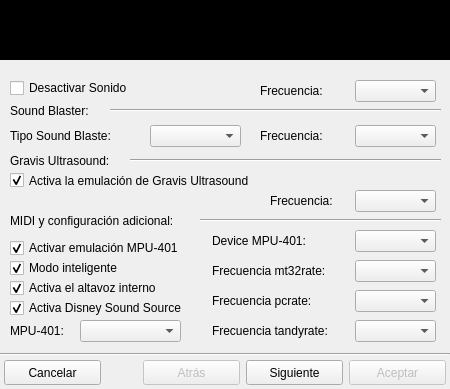
Old version of the form ui/dbxadd.ui in the repository Monthy/gr-lida.
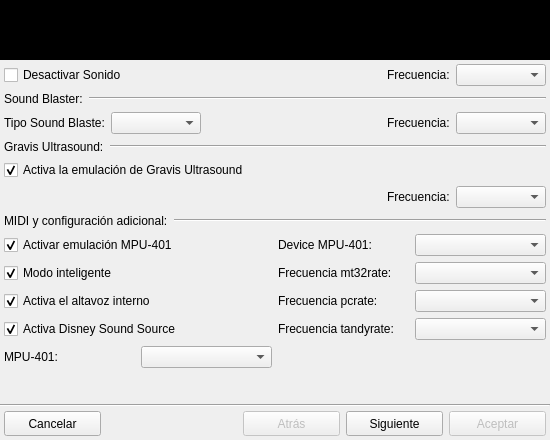
New version of the form. The open tabs and pages were chosen to show the change. Icons and pictures are not drawn.

Commit message: Corregido el ui del asistente del DOSBox al no mostrar bien el texto en otro sistema por el tamaño de fuente o del idioma.

The edit to the form file:
```diff
--- a/ui/dbxadd.ui
+++ b/ui/dbxadd.ui
@@ -5,22 +5,10 @@
    <rect>
     <x>0</x>
     <y>0</y>
-    <width>450</width>
-    <height>389</height>
+    <width>550</width>
+    <height>440</height>
    </rect>
   </property>
-  <property name="minimumSize" >
-   <size>
-    <width>450</width>
-    <height>389</height>
-   </size>
-  </property>
-  <property name="maximumSize" >
-   <size>
-    <width>450</width>
-    <height>389</height>
-   </size>
-  </property>
   <property name="windowTitle" >
    <string>Asistente del DOSBox</string>
   </property>
@@ -1054,414 +1042,391 @@
       </widget>
      </widget>
      <widget class="QWidget" name="page_4" >
-      <widget class="Line" name="line_4" >
-       <property name="geometry" >
-        <rect>
-         <x>200</x>
-         <y>150</y>
-         <width>241</width>
-         <height>20</height>
-        </rect>
+      <layout class="QVBoxLayout" name="verticalLayout_4" >
+       <property name="margin" >
+        <number>4</number>
        </property>
-       <property name="orientation" >
-        <enum>Qt::Horizontal</enum>
-       </property>
-      </widget>
-      <widget class="QComboBox" name="cbxDbx_gus_gusrate" >
-       <property name="geometry" >
-        <rect>
-         <x>355</x>
-         <y>130</y>
-         <width>81</width>
-         <height>22</height>
-        </rect>
-       </property>
-       <property name="currentIndex" >
-        <number>-1</number>
-       </property>
-      </widget>
-      <widget class="QCheckBox" name="chkDbx_gus_gus" >
-       <property name="geometry" >
-        <rect>
-         <x>10</x>
-         <y>110</y>
-         <width>341</width>
-         <height>21</height>
-        </rect>
-       </property>
+       <item>
+        <layout class="QGridLayout" name="gridLayout_9" >
+         <item row="0" column="0" >
+          <widget class="QCheckBox" name="chkDbx_mixer_nosound" >
        <property name="text" >
-        <string>Activa la emulación de Gravis Ultrasound</string>
+            <string>Desactivar Sonido</string>
        </property>
        <property name="checked" >
-        <bool>true</bool>
-       </property>
-      </widget>
-      <widget class="Line" name="line_3" >
-       <property name="geometry" >
-        <rect>
-         <x>130</x>
-         <y>90</y>
-         <width>311</width>
-         <height>20</height>
-        </rect>
-       </property>
-       <property name="orientation" >
-        <enum>Qt::Horizontal</enum>
-       </property>
-      </widget>
-      <widget class="QComboBox" name="cbxDbx_sblaster_sbtype" >
-       <property name="geometry" >
-        <rect>
-         <x>150</x>
-         <y>65</y>
-         <width>91</width>
-         <height>22</height>
-        </rect>
-       </property>
-       <property name="currentIndex" >
-        <number>-1</number>
-       </property>
-      </widget>
-      <widget class="QComboBox" name="cbxDbx_sblaster_oplrate" >
-       <property name="geometry" >
-        <rect>
-         <x>355</x>
-         <y>65</y>
-         <width>81</width>
-         <height>22</height>
-        </rect>
-       </property>
-       <property name="currentIndex" >
-        <number>-1</number>
-       </property>
-      </widget>
-      <widget class="Line" name="line_2" >
-       <property name="geometry" >
-        <rect>
-         <x>110</x>
-         <y>40</y>
-         <width>331</width>
-         <height>20</height>
-        </rect>
-       </property>
-       <property name="orientation" >
-        <enum>Qt::Horizontal</enum>
-       </property>
-      </widget>
-      <widget class="QComboBox" name="cbxDbx_mixer_rate" >
-       <property name="geometry" >
-        <rect>
-         <x>355</x>
-         <y>20</y>
-         <width>81</width>
-         <height>22</height>
-        </rect>
-       </property>
-       <property name="currentIndex" >
-        <number>-1</number>
-       </property>
-      </widget>
-      <widget class="QCheckBox" name="chkDbx_activar_mpu401" >
-       <property name="geometry" >
-        <rect>
-         <x>10</x>
-         <y>180</y>
-         <width>201</width>
-         <height>16</height>
-        </rect>
-       </property>
-       <property name="text" >
-        <string>Activar emulación MPU-401</string>
-       </property>
-       <property name="checked" >
-        <bool>true</bool>
-       </property>
-      </widget>
-      <widget class="QCheckBox" name="chkDbx_midi_intelligent" >
-       <property name="geometry" >
-        <rect>
-         <x>10</x>
-         <y>200</y>
-         <width>201</width>
-         <height>16</height>
-        </rect>
-       </property>
-       <property name="text" >
-        <string>Modo inteligente</string>
-       </property>
-       <property name="checked" >
-        <bool>true</bool>
-       </property>
-      </widget>
-      <widget class="QComboBox" name="cbxDbx_midi_device" >
-       <property name="geometry" >
-        <rect>
-         <x>355</x>
-         <y>170</y>
-         <width>81</width>
-         <height>22</height>
-        </rect>
-       </property>
-       <property name="currentIndex" >
-        <number>-1</number>
-       </property>
-      </widget>
-      <widget class="QComboBox" name="cbxDbx_midi_mt32rate" >
-       <property name="geometry" >
-        <rect>
-         <x>355</x>
-         <y>200</y>
-         <width>81</width>
-         <height>22</height>
-        </rect>
-       </property>
-       <property name="currentIndex" >
-        <number>-1</number>
-       </property>
-      </widget>
-      <widget class="QCheckBox" name="chkDbx_speaker_pcspeaker" >
-       <property name="geometry" >
-        <rect>
-         <x>10</x>
-         <y>220</y>
-         <width>201</width>
-         <height>16</height>
-        </rect>
-       </property>
-       <property name="text" >
-        <string>Activa el altavoz interno</string>
-       </property>
-       <property name="checked" >
-        <bool>true</bool>
-       </property>
-      </widget>
-      <widget class="QCheckBox" name="chkDbx_speaker_disney" >
-       <property name="geometry" >
-        <rect>
-         <x>10</x>
-         <y>240</y>
-         <width>201</width>
-         <height>16</height>
-        </rect>
-       </property>
-       <property name="text" >
-        <string>Activa Disney Sound Source</string>
-       </property>
-       <property name="checked" >
-        <bool>true</bool>
-       </property>
-      </widget>
-      <widget class="QComboBox" name="cbxDbx_speaker_pcrate" >
-       <property name="geometry" >
-        <rect>
-         <x>355</x>
-         <y>230</y>
-         <width>81</width>
-         <height>22</height>
-        </rect>
-       </property>
-       <property name="currentIndex" >
-        <number>-1</number>
-       </property>
-      </widget>
-      <widget class="QComboBox" name="cbxDbx_speaker_tandyrate" >
-       <property name="geometry" >
-        <rect>
-         <x>355</x>
-         <y>260</y>
-         <width>81</width>
-         <height>22</height>
-        </rect>
-       </property>
-       <property name="currentIndex" >
-        <number>-1</number>
-       </property>
-      </widget>
+            <bool>false</bool>
+           </property>
+          </widget>
+         </item>
+         <item row="0" column="2" >
       <widget class="QLabel" name="lb_Dbx_15" >
-       <property name="geometry" >
-        <rect>
-         <x>260</x>
-         <y>20</y>
-         <width>91</width>
-         <height>21</height>
-        </rect>
-       </property>
        <property name="text" >
         <string>Frecuencia:</string>
        </property>
       </widget>
-      <widget class="QLabel" name="lb_Dbx_18" >
-       <property name="geometry" >
-        <rect>
-         <x>260</x>
-         <y>65</y>
-         <width>91</width>
-         <height>21</height>
-        </rect>
-       </property>
-       <property name="text" >
-        <string>Frecuencia:</string>
-       </property>
-      </widget>
+         </item>
+         <item row="0" column="3" >
+          <widget class="QComboBox" name="cbxDbx_mixer_rate" >
+           <property name="minimumSize" >
+            <size>
+             <width>90</width>
+             <height>0</height>
+            </size>
+           </property>
+           <property name="currentIndex" >
+            <number>-1</number>
+           </property>
+          </widget>
+         </item>
+         <item row="0" column="1" >
+          <spacer name="horizontalSpacer_2" >
+           <property name="orientation" >
+            <enum>Qt::Horizontal</enum>
+           </property>
+           <property name="sizeHint" stdset="0" >
+            <size>
+             <width>40</width>
+             <height>20</height>
+            </size>
+           </property>
+          </spacer>
+         </item>
+        </layout>
+       </item>
+       <item>
+        <layout class="QHBoxLayout" name="horizontalLayout" >
+         <item>
       <widget class="QLabel" name="lb_Dbx_16" >
-       <property name="geometry" >
-        <rect>
-         <x>10</x>
-         <y>40</y>
-         <width>101</width>
-         <height>21</height>
-        </rect>
-       </property>
        <property name="text" >
         <string>Sound Blaster:</string>
        </property>
       </widget>
+         </item>
+         <item>
+          <widget class="Line" name="line_2" >
+           <property name="sizePolicy" >
+            <sizepolicy vsizetype="Fixed" hsizetype="MinimumExpanding" >
+             <horstretch>0</horstretch>
+             <verstretch>0</verstretch>
+            </sizepolicy>
+           </property>
+           <property name="orientation" >
+            <enum>Qt::Horizontal</enum>
+           </property>
+          </widget>
+         </item>
+        </layout>
+       </item>
+       <item>
+        <layout class="QGridLayout" name="gridLayout_10" >
+         <item row="0" column="0" >
       <widget class="QLabel" name="lb_Dbx_17" >
-       <property name="geometry" >
-        <rect>
-         <x>10</x>
-         <y>65</y>
-         <width>131</width>
-         <height>21</height>
-        </rect>
-       </property>
        <property name="text" >
         <string>Tipo Sound Blaste:</string>
        </property>
       </widget>
+         </item>
+         <item row="0" column="1" >
+          <widget class="QComboBox" name="cbxDbx_sblaster_sbtype" >
+           <property name="minimumSize" >
+            <size>
+             <width>90</width>
+             <height>0</height>
+            </size>
+           </property>
+           <property name="currentIndex" >
+            <number>-1</number>
+           </property>
+          </widget>
+         </item>
+         <item row="0" column="3" >
+          <widget class="QLabel" name="lb_Dbx_18" >
+           <property name="text" >
+            <string>Frecuencia:</string>
+           </property>
+          </widget>
+         </item>
+         <item row="0" column="4" >
+          <widget class="QComboBox" name="cbxDbx_sblaster_oplrate" >
+           <property name="minimumSize" >
+            <size>
+             <width>90</width>
+             <height>0</height>
+            </size>
+           </property>
+           <property name="currentIndex" >
+            <number>-1</number>
+           </property>
+          </widget>
+         </item>
+         <item row="0" column="2" >
+          <spacer name="horizontalSpacer_3" >
+           <property name="orientation" >
+            <enum>Qt::Horizontal</enum>
+           </property>
+           <property name="sizeHint" stdset="0" >
+            <size>
+             <width>40</width>
+             <height>20</height>
+            </size>
+           </property>
+          </spacer>
+         </item>
+        </layout>
+       </item>
+       <item>
+        <layout class="QHBoxLayout" name="horizontalLayout_2" >
+         <item>
       <widget class="QLabel" name="lb_Dbx_19" >
-       <property name="geometry" >
-        <rect>
-         <x>10</x>
-         <y>90</y>
-         <width>121</width>
-         <height>21</height>
-        </rect>
-       </property>
        <property name="text" >
         <string>Gravis Ultrasound:</string>
        </property>
       </widget>
+         </item>
+         <item>
+          <widget class="Line" name="line_3" >
+           <property name="sizePolicy" >
+            <sizepolicy vsizetype="Fixed" hsizetype="MinimumExpanding" >
+             <horstretch>0</horstretch>
+             <verstretch>0</verstretch>
+            </sizepolicy>
+           </property>
+           <property name="orientation" >
+            <enum>Qt::Horizontal</enum>
+           </property>
+          </widget>
+         </item>
+        </layout>
+       </item>
+       <item>
+        <widget class="QCheckBox" name="chkDbx_gus_gus" >
+         <property name="text" >
+          <string>Activa la emulación de Gravis Ultrasound</string>
+         </property>
+         <property name="checked" >
+          <bool>true</bool>
+         </property>
+        </widget>
+       </item>
+       <item>
+        <layout class="QHBoxLayout" name="horizontalLayout_4" >
+         <item>
+          <spacer name="horizontalSpacer_4" >
+           <property name="orientation" >
+            <enum>Qt::Horizontal</enum>
+           </property>
+           <property name="sizeHint" stdset="0" >
+            <size>
+             <width>40</width>
+             <height>20</height>
+            </size>
+           </property>
+          </spacer>
+         </item>
+         <item>
       <widget class="QLabel" name="lb_Dbx_20" >
-       <property name="geometry" >
-        <rect>
-         <x>270</x>
-         <y>130</y>
-         <width>81</width>
-         <height>21</height>
-        </rect>
-       </property>
        <property name="text" >
         <string>Frecuencia:</string>
        </property>
       </widget>
+         </item>
+         <item>
+          <widget class="QComboBox" name="cbxDbx_gus_gusrate" >
+           <property name="minimumSize" >
+            <size>
+             <width>90</width>
+             <height>0</height>
+            </size>
+           </property>
+           <property name="currentIndex" >
+            <number>-1</number>
+           </property>
+          </widget>
+         </item>
+        </layout>
+       </item>
+       <item>
+        <layout class="QHBoxLayout" name="horizontalLayout_3" >
+         <item>
+          <widget class="QLabel" name="lb_Dbx_21" >
+           <property name="text" >
+            <string>MIDI y configuración adicional:</string>
+           </property>
+          </widget>
+         </item>
+         <item>
+          <widget class="Line" name="line_4" >
+           <property name="sizePolicy" >
+            <sizepolicy vsizetype="Fixed" hsizetype="MinimumExpanding" >
+             <horstretch>0</horstretch>
+             <verstretch>0</verstretch>
+            </sizepolicy>
+           </property>
+           <property name="orientation" >
+            <enum>Qt::Horizontal</enum>
+           </property>
+          </widget>
+         </item>
+        </layout>
+       </item>
+       <item>
+        <layout class="QGridLayout" name="gridLayout_11" >
+         <item row="0" column="0" colspan="2" >
+          <widget class="QCheckBox" name="chkDbx_activar_mpu401" >
+           <property name="text" >
+            <string>Activar emulación MPU-401</string>
+           </property>
+           <property name="checked" >
+            <bool>true</bool>
+           </property>
+          </widget>
+         </item>
+         <item row="0" column="2" >
       <widget class="QLabel" name="lb_Dbx_22" >
-       <property name="geometry" >
-        <rect>
-         <x>212</x>
-         <y>170</y>
-         <width>141</width>
-         <height>21</height>
-        </rect>
-       </property>
        <property name="text" >
         <string>Device MPU-401:</string>
        </property>
       </widget>
+         </item>
+         <item row="0" column="3" >
+          <widget class="QComboBox" name="cbxDbx_midi_device" >
+           <property name="minimumSize" >
+            <size>
+             <width>90</width>
+             <height>0</height>
+            </size>
+           </property>
+           <property name="currentIndex" >
+            <number>-1</number>
+           </property>
+          </widget>
+         </item>
+         <item row="1" column="0" colspan="2" >
+          <widget class="QCheckBox" name="chkDbx_midi_intelligent" >
+           <property name="text" >
+            <string>Modo inteligente</string>
+           </property>
+           <property name="checked" >
+            <bool>true</bool>
+           </property>
+          </widget>
+         </item>
+         <item row="1" column="2" >
       <widget class="QLabel" name="lb_Dbx_23" >
-       <property name="geometry" >
-        <rect>
-         <x>212</x>
-         <y>200</y>
-         <width>141</width>
-         <height>21</height>
-        </rect>
-       </property>
        <property name="text" >
         <string>Frecuencia mt32rate:</string>
        </property>
       </widget>
+         </item>
+         <item row="1" column="3" >
+          <widget class="QComboBox" name="cbxDbx_midi_mt32rate" >
+           <property name="minimumSize" >
+            <size>
+             <width>90</width>
+             <height>0</height>
+            </size>
+           </property>
+           <property name="currentIndex" >
+            <number>-1</number>
+           </property>
+          </widget>
+         </item>
+         <item row="2" column="0" colspan="2" >
+          <widget class="QCheckBox" name="chkDbx_speaker_pcspeaker" >
+           <property name="text" >
+            <string>Activa el altavoz interno</string>
+           </property>
+           <property name="checked" >
+            <bool>true</bool>
+           </property>
+          </widget>
+         </item>
+         <item row="2" column="2" >
       <widget class="QLabel" name="lb_Dbx_24" >
-       <property name="geometry" >
-        <rect>
-         <x>212</x>
-         <y>230</y>
-         <width>141</width>
-         <height>21</height>
-        </rect>
-       </property>
        <property name="text" >
         <string>Frecuencia pcrate:</string>
        </property>
       </widget>
-      <widget class="QLabel" name="lb_Dbx_21" >
-       <property name="geometry" >
-        <rect>
-         <x>10</x>
-         <y>150</y>
-         <width>191</width>
-         <height>21</height>
-        </rect>
-       </property>
-       <property name="text" >
-        <string>MIDI y configuración adicional:</string>
-       </property>
-      </widget>
-      <widget class="QComboBox" name="cbxDbx_midi_mpu401" >
-       <property name="geometry" >
-        <rect>
-         <x>80</x>
-         <y>260</y>
-         <width>101</width>
-         <height>22</height>
-        </rect>
+         </item>
+         <item row="2" column="3" >
+          <widget class="QComboBox" name="cbxDbx_speaker_pcrate" >
+           <property name="minimumSize" >
+            <size>
+             <width>90</width>
+             <height>0</height>
+            </size>
        </property>
        <property name="currentIndex" >
         <number>-1</number>
        </property>
       </widget>
-      <widget class="QLabel" name="lb_Dbx_26" >
-       <property name="geometry" >
-        <rect>
-         <x>10</x>
-         <y>260</y>
-         <width>61</width>
-         <height>21</height>
-        </rect>
-       </property>
+         </item>
+         <item row="3" column="0" colspan="2" >
+          <widget class="QCheckBox" name="chkDbx_speaker_disney" >
        <property name="text" >
-        <string>MPU-401:</string>
-       </property>
-      </widget>
+            <string>Activa Disney Sound Source</string>
+           </property>
+           <property name="checked" >
+            <bool>true</bool>
+           </property>
+          </widget>
+         </item>
+         <item row="3" column="2" >
       <widget class="QLabel" name="lb_Dbx_25" >
-       <property name="geometry" >
-        <rect>
-         <x>212</x>
-         <y>260</y>
-         <width>141</width>
-         <height>21</height>
-        </rect>
-       </property>
        <property name="text" >
         <string>Frecuencia tandyrate:</string>
        </property>
       </widget>
-      <widget class="QCheckBox" name="chkDbx_mixer_nosound" >
-       <property name="geometry" >
-        <rect>
-         <x>10</x>
-         <y>20</y>
-         <width>141</width>
-         <height>16</height>
-        </rect>
-       </property>
+         </item>
+         <item row="3" column="3" >
+          <widget class="QComboBox" name="cbxDbx_speaker_tandyrate" >
+           <property name="minimumSize" >
+            <size>
+             <width>90</width>
+             <height>0</height>
+            </size>
+           </property>
+           <property name="currentIndex" >
+            <number>-1</number>
+           </property>
+          </widget>
+         </item>
+         <item row="4" column="0" >
+          <widget class="QLabel" name="lb_Dbx_26" >
        <property name="text" >
-        <string>Desactivar Sonido</string>
-       </property>
-       <property name="checked" >
-        <bool>false</bool>
-       </property>
-      </widget>
+            <string>MPU-401:</string>
+           </property>
+          </widget>
+         </item>
+         <item row="4" column="1" >
+          <widget class="QComboBox" name="cbxDbx_midi_mpu401" >
+           <property name="minimumSize" >
+            <size>
+             <width>90</width>
+             <height>0</height>
+            </size>
+           </property>
+           <property name="currentIndex" >
+            <number>-1</number>
+           </property>
+          </widget>
+         </item>
+        </layout>
+       </item>
+       <item>
+        <spacer name="verticalSpacer_4" >
+         <property name="orientation" >
+          <enum>Qt::Vertical</enum>
+         </property>
+         <property name="sizeHint" stdset="0" >
+          <size>
+           <width>20</width>
+           <height>40</height>
+          </size>
+         </property>
+        </spacer>
+       </item>
+      </layout>
      </widget>
      <widget class="QWidget" name="page_5" >
       <widget class="QPushButton" name="btnMount_Add" >
```
Left out of the diff: 1110 changed lines with no effect on the pictures. Lines whose indentation alone changed are shown as unchanged.
